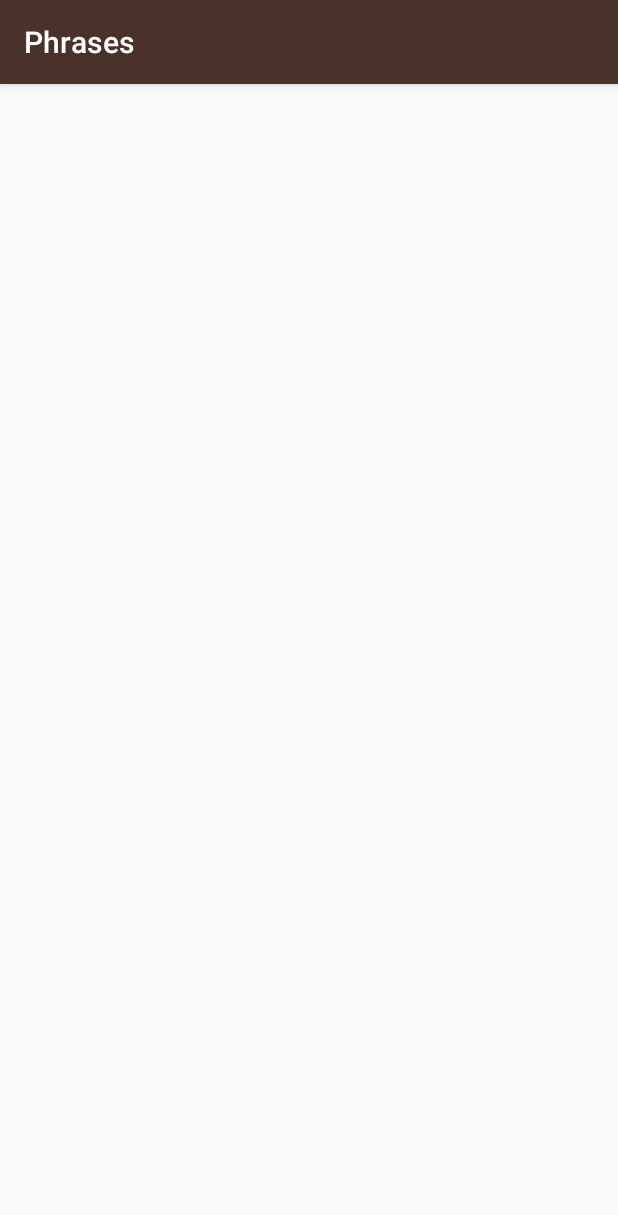
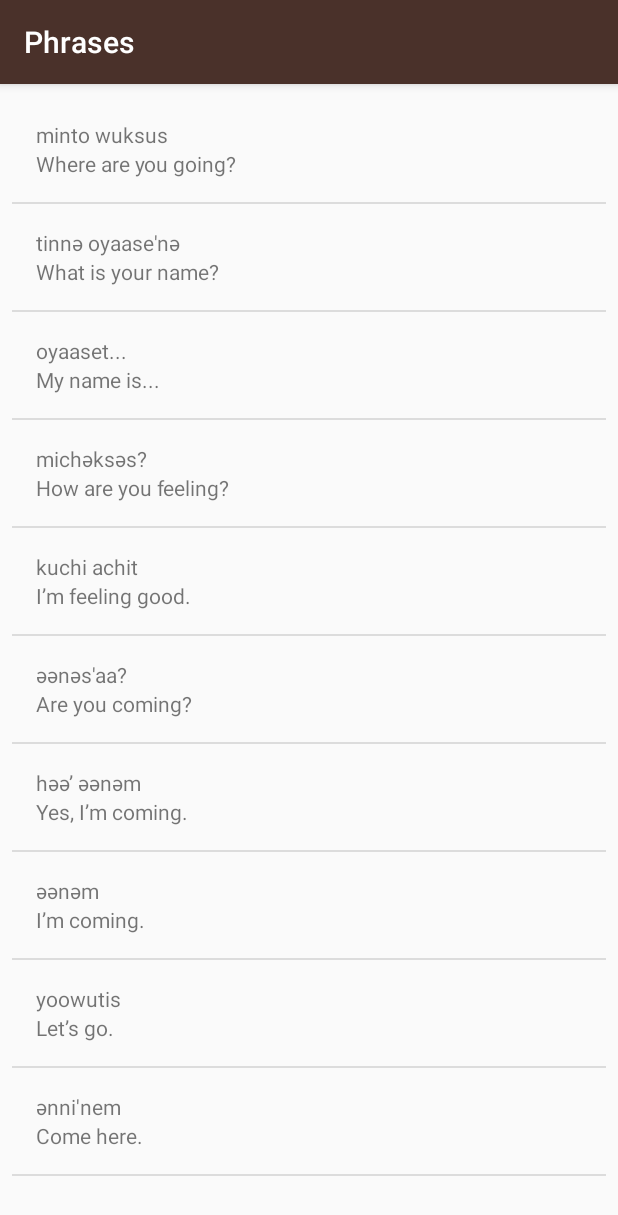
Before and after one commit to lubeckeralex/Miwok-Starter-code, an Android app: the PhrasesActivity screen opened directly, with no data from a screen before it, on a phone screen of 412 x 824 dp. Shown: the top 1215 px of the screen. Run offline under Robolectric (Android 15) with nearby library versions, the phone set to English and light mode, and no system bars.

Commit message:
4th commit

```diff
--- a/app/src/main/java/com/example/android/miwok/NumbersActivity.java
+++ b/app/src/main/java/com/example/android/miwok/NumbersActivity.java
@@ -2,11 +2,7 @@ package com.example.android.miwok;
 
 import android.support.v7.app.AppCompatActivity;
 import android.os.Bundle;
-import android.util.Log;
-import android.widget.ArrayAdapter;
-import android.widget.LinearLayout;
 import android.widget.ListView;
-import android.widget.TextView;
 
 import java.util.ArrayList;
 
@@ -15,7 +11,7 @@ public class NumbersActivity extends AppCompatActivity {
     @Override
     protected void onCreate(Bundle savedInstanceState) {
         super.onCreate(savedInstanceState);
-        setContentView(R.layout.activity_numbers);
+        setContentView(R.layout.word_list);
 
         //Create an array of words
         ArrayList<Word> words = new ArrayList<Word>();
--- a/app/src/main/java/com/example/android/miwok/PhrasesActivity.java
+++ b/app/src/main/java/com/example/android/miwok/PhrasesActivity.java
@@ -2,15 +2,34 @@ package com.example.android.miwok;
 
 import android.support.v7.app.AppCompatActivity;
 import android.os.Bundle;
-import android.widget.LinearLayout;
-import android.widget.TextView;
+import android.widget.ListView;
+
+import java.util.ArrayList;
 
 public class PhrasesActivity extends AppCompatActivity {
 
     @Override
     protected void onCreate(Bundle savedInstanceState) {
         super.onCreate(savedInstanceState);
-        setContentView(R.layout.activity_phrases);
+        setContentView(R.layout.word_list);
 
+        //Create an array of words
+        ArrayList<Word> words = new ArrayList<Word>();
+
+        words.add(new Word("Where are you going?", "minto wuksus"));
+        words.add(new Word("What is your name?", "tinnә oyaase'nә"));
+        words.add(new Word("My name is...", "oyaaset..."));
+        words.add(new Word("How are you feeling?", "michәksәs?"));
+        words.add(new Word("I’m feeling good.", "kuchi achit"));
+        words.add(new Word("Are you coming?", "әәnәs'aa?"));
+        words.add(new Word("Yes, I’m coming.", "hәә’ әәnәm"));
+        words.add(new Word("I’m coming.", "әәnәm"));
+        words.add(new Word("Let’s go.", "yoowutis"));
+        words.add(new Word("Come here.", "әnni'nem"));
+
+
+        WordAdapter adapter = new WordAdapter(this, words);
+        ListView listView = (ListView) findViewById(R.id.list);
+        listView.setAdapter(adapter);
     }
 }
--- a/app/src/main/res/layout/activity_phrases.xml
+++ /dev/null
@@ -1,10 +0,0 @@
-<?xml version="1.0" encoding="utf-8"?>
-<LinearLayout xmlns:android="http://schemas.android.com/apk/res/android"
-    xmlns:tools="http://schemas.android.com/tools"
-    android:layout_width="match_parent"
-    android:layout_height="match_parent"
-    tools:context=".PhrasesActivity"
-    android:orientation="vertical"
-    android:id="@+id/linid">
-
-</LinearLayout>
--- a/app/src/main/res/layout/activity_numbers.xml
+++ b/app/src/main/res/layout/word_list.xml
@@ -8,5 +8,4 @@
     android:paddingBottom="@dimen/activity_vertical_margin"
     android:paddingLeft="@dimen/activity_horizontal_margin"
     android:paddingRight="@dimen/activity_horizontal_margin"
-    android:paddingTop="@dimen/activity_vertical_margin"
-    tools:context="com.example.android.miwok.NumbersActivity"/>
+    android:paddingTop="@dimen/activity_vertical_margin"/>
--- a/build.gradle
+++ b/build.gradle
@@ -6,7 +6,7 @@ buildscript {
         google()
     }
     dependencies {
-        classpath 'com.android.tools.build:gradle:3.1.4'
+        classpath 'com.android.tools.build:gradle:3.2.0'
 
         // NOTE: Do not place your application dependencies here; they belong
         // in the individual module build.gradle files
```
Also changed, not shown: app/src/main/java/com/example/android/miwok/FamilyActivity.java (+21 -1 lines), app/src/main/res/layout/activity_colors.xml (deleted, +0 -9 lines), app/src/main/res/layout/activity_family.xml (deleted, +0 -9 lines), gradle/wrapper/gradle-wrapper.properties.
